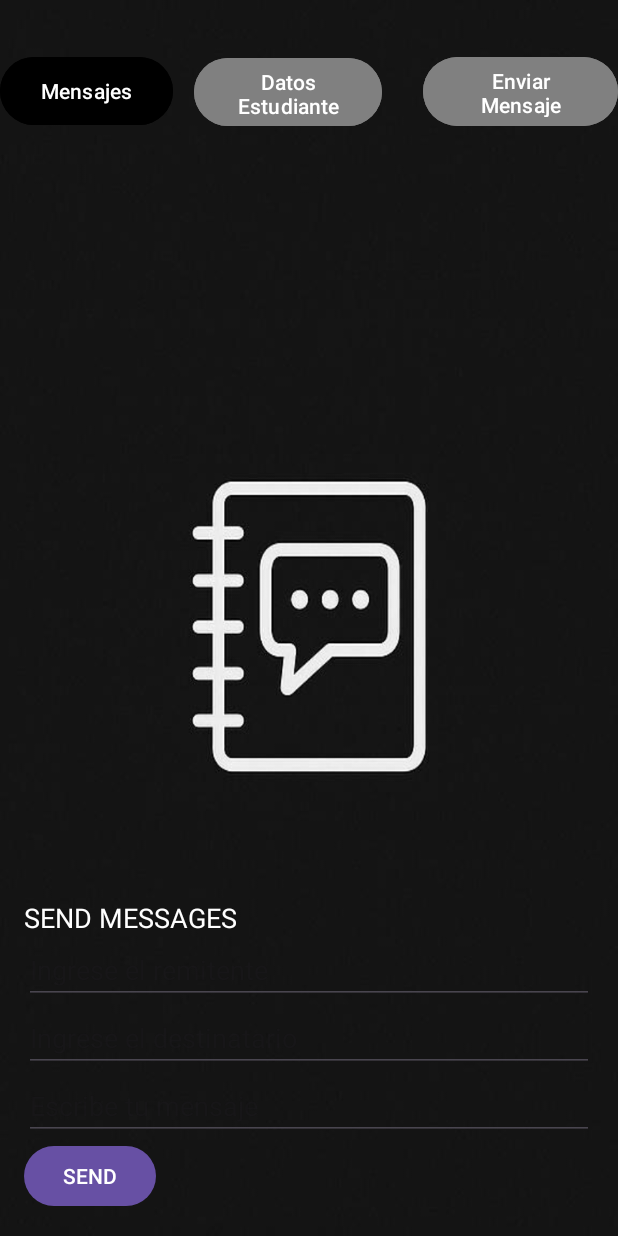
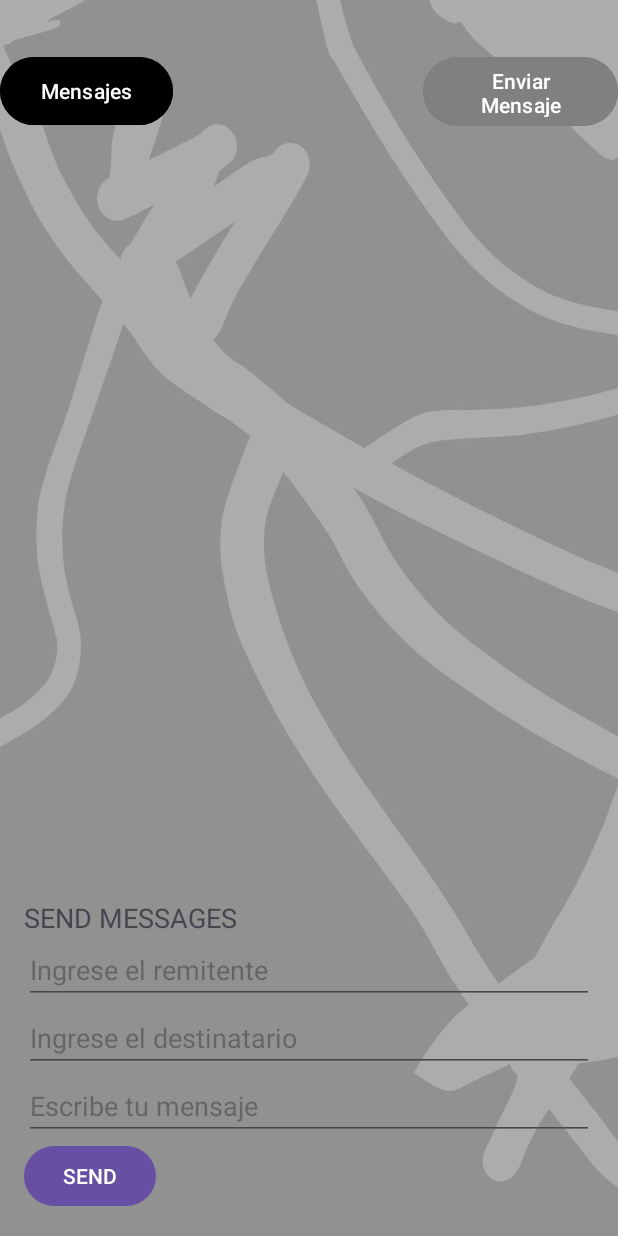
Before and after one commit to weoxz/proyecto-expo-t-cnica, an Android app: the AftherEverything screen opened directly, with no data from a screen before it, after a tap on "SEND", on a phone screen of 412 x 824 dp. Run offline under Robolectric (Android 15) with nearby library versions, the phone set to English and light mode, and no system bars; our stand-ins replace Volley; network calls fail; 1 statement that could not run was skipped; 3 other taps on this screen came first.

Commit message:
areglos generales y mejora de el url para su facilidad de cambio

```diff
--- a/app/loginscreen/src/main/java/com/example/loginscreen/AdminActivity.kt
+++ b/app/loginscreen/src/main/java/com/example/loginscreen/AdminActivity.kt
@@ -105,7 +105,7 @@ class AdminActivity : AppCompatActivity() {
     }
 
     fun ClickSendMesajes(view: View) {
-        val url = "http://192.168.100.130/android_mysql_proyectExpotecnica/enviar_mensaje.php"
+        val url = ApiConfig.BASE_URL + "enviar_mensaje.php"
         val queue = Volley.newRequestQueue(view.context)
 
         val resultadoPost = object : StringRequest(
@@ -155,7 +155,7 @@ class AdminActivity : AppCompatActivity() {
 
 
     private fun obtenerMensajesPendientes() {
-        val url = "http://192.168.100.130/android_mysql_proyectExpotecnica/obtener_mensajes_pendientes.php"
+        val url = ApiConfig.BASE_URL + "obtener_mensajes_pendientes.php"
         val request = StringRequest(Request.Method.GET, url,
             { response ->
                 val jsonArray = JSONArray(response)
--- a/app/loginscreen/src/main/java/com/example/loginscreen/AftherEverything.kt
+++ b/app/loginscreen/src/main/java/com/example/loginscreen/AftherEverything.kt
@@ -115,8 +115,7 @@ class AftherEverything : AppCompatActivity() {
     }
 
     private fun obtenerDatosEstudiante(idUsuario: String) {
-        val url =
-            "http://192.168.100.130/android_mysql_proyectExpotecnica/registro.php?id=$idUsuario"
+        val url = ApiConfig.BASE_URL + "registro.php?id=$idUsuario"
 
         val stringRequest = StringRequest(
             Request.Method.GET, url,
@@ -153,7 +152,7 @@ class AftherEverything : AppCompatActivity() {
     }
 
     fun ClickSendMesajes(view: View) {
-        val url = "http://192.168.100.130/android_mysql_proyectExpotecnica/enviar_mensaje.php"
+        val url = ApiConfig.BASE_URL + "enviar_mensaje.php"
         val queue = Volley.newRequestQueue(view.context)
 
         val sharedPref = getSharedPreferences("usuario_prefs", MODE_PRIVATE)
@@ -221,8 +220,7 @@ class AftherEverything : AppCompatActivity() {
     }
 
     private fun obtenerMensajes(nombre: String) {
-        val url =
-            "http://192.168.100.130/android_mysql_proyectExpotecnica/obtener_mensajes.php?destinatario=${
+        val url = ApiConfig.BASE_URL + "obtener_mensajes.php?destinatario=${
                 java.net.URLEncoder.encode(
                     nombre,
                     "UTF-8"
--- /dev/null
+++ b/app/loginscreen/src/main/java/com/example/loginscreen/ApiConfig.kt
@@ -0,0 +1,5 @@
+package com.example.loginscreen
+
+object ApiConfig {
+    const val BASE_URL = "http://192.168.100.130/android_mysql_proyectExpotecnica/"
+}
--- a/app/loginscreen/src/main/java/com/example/loginscreen/LoginScreen.kt
+++ b/app/loginscreen/src/main/java/com/example/loginscreen/LoginScreen.kt
@@ -18,7 +18,7 @@ class LoginScreen : AppCompatActivity() {
     private lateinit var btnLogin: MaterialButton
     private lateinit var btnIrRegistro: MaterialButton
 
-    private val url = "http://192.168.100.130/android_mysql_proyectExpotecnica/login.php"
+    private val url = ApiConfig.BASE_URL + "login.php"
 
     override fun onCreate(savedInstanceState: Bundle?) {
         super.onCreate(savedInstanceState)
--- a/app/loginscreen/src/main/java/com/example/loginscreen/ProfesorActividad.kt
+++ b/app/loginscreen/src/main/java/com/example/loginscreen/ProfesorActividad.kt
@@ -119,7 +119,7 @@ class ProfesorActividad : AppCompatActivity() {
     }
 
     fun ClickSendMesajes(view: View) {
-        val url = "http://192.168.100.130/android_mysql_proyectExpotecnica/enviar_mensaje.php"
+        val url = ApiConfig.BASE_URL + "enviar_mensaje.php"
         val queue = Volley.newRequestQueue(view.context)
 
         val resultadoPost = object : StringRequest(
@@ -166,8 +166,7 @@ class ProfesorActividad : AppCompatActivity() {
         queue.add(resultadoPost)
     }
     private fun obtenerMensajes(nombre: String) {
-        val url =
-            "http://192.168.100.130/android_mysql_proyectExpotecnica/obtener_mensajes.php?destinatario=${
+        val url = ApiConfig.BASE_URL + "obtener_mensajes.php?destinatario=${
                 java.net.URLEncoder.encode(
                     nombre,
                     "UTF-8"
--- a/app/loginscreen/src/main/java/com/example/loginscreen/ProfileOfStudents.kt
+++ b/app/loginscreen/src/main/java/com/example/loginscreen/ProfileOfStudents.kt
@@ -119,8 +119,7 @@ class ProfileOfStudents : AppCompatActivity() {
     }
 
     private fun obtenerDatosEstudiante(idUsuario: String) {
-        val url =
-            "http://192.168.100.130/android_mysql_proyectExpotecnica/registro.php?id=$idUsuario"
+        val url = ApiConfig.BASE_URL + "registro.php?id=$idUsuario"
 
         val stringRequest = StringRequest(
             Request.Method.GET, url,
@@ -161,7 +160,7 @@ class ProfileOfStudents : AppCompatActivity() {
         val nombreUsuario = sharedPref.getString("nombre_usuario", "")
 
         if (!nombreUsuario.isNullOrEmpty()) {
-            val url = "http://192.168.100.130/android_mysql_proyectExpotecnica/verificar_identidad.php?nombre=$nombreUsuario"
+            val url = ApiConfig.BASE_URL + "verificar_identidad.php?nombre=$nombreUsuario"
             val requestQueue = Volley.newRequestQueue(this)
 
             val request = StringRequest(
@@ -199,8 +198,7 @@ class ProfileOfStudents : AppCompatActivity() {
     }
 
     private fun obtenerMensajes(nombre: String) {
-        val url =
-            "http://192.168.100.130/android_mysql_proyectExpotecnica/obtener_mensajes.php?destinatario=${
+        val url = ApiConfig.BASE_URL + "obtener_mensajes.php?destinatario=${
                 java.net.URLEncoder.encode(
                     nombre,
                     "UTF-8"
--- a/app/loginscreen/src/main/java/com/example/loginscreen/ScreenAftherLog.kt
+++ b/app/loginscreen/src/main/java/com/example/loginscreen/ScreenAftherLog.kt
@@ -205,7 +205,7 @@ class ScreenAftherLog : AppCompatActivity() {
     }
 
     fun clickButtonUpdateDB(view: View) {
-        val url = "http://192.168.100.130/android_mysql_proyectExpotecnica/insertar_Estudiantes.php"
+        val url = ApiConfig.BASE_URL + "insertar_Estudiantes.php"
         val queue = Volley.newRequestQueue(this)
 
         val resultadoPost = object : StringRequest(
--- a/app/loginscreen/src/main/java/com/example/loginscreen/SecondSignScreen.kt
+++ b/app/loginscreen/src/main/java/com/example/loginscreen/SecondSignScreen.kt
@@ -47,7 +47,7 @@ class SecondSignScreen : AppCompatActivity() {
                 return@setOnClickListener
             }
 
-            val url = "http://192.168.100.130/android_mysql_proyectExpotecnica/registroLog.php"
+            val url = ApiConfig.BASE_URL + "registroLog.php"
 
             val stringRequest = object : StringRequest(
                 Method.POST, url,
--- a/app/loginscreen/src/main/res/layout/activity_afther_everything.xml
+++ b/app/loginscreen/src/main/res/layout/activity_afther_everything.xml
@@ -7,7 +7,7 @@
     android:layout_width="match_parent"
     android:layout_height="match_parent"
     tools:context=".AftherEverything"
-    android:background="@drawable/studentimagennn">
+    android:background="@drawable/loginscreeen">
 
     <!-- Botón Mensajes (posición original) -->
 
@@ -26,19 +26,6 @@
         app:layout_constraintVertical_bias="0.044" />
 
     <!-- Botón Datos Estudiante (posición original) -->
-    <Button
-        android:id="@+id/btnDatosEstudiante"
-        android:layout_width="125dp"
-        android:layout_height="53dp"
-        android:backgroundTint="@color/gray"
-        android:text="Datos Estudiante"
-        android:textColor="@color/white"
-        app:layout_constraintBottom_toBottomOf="parent"
-        app:layout_constraintEnd_toEndOf="parent"
-        app:layout_constraintHorizontal_bias="0.451"
-        app:layout_constraintStart_toStartOf="parent"
-        app:layout_constraintTop_toTopOf="parent"
-        app:layout_constraintVertical_bias="0.045" />
 
     <!-- Botón Enviar Mensaje (posición original) -->
     <Button
@@ -63,8 +50,6 @@
         android:visibility="visible"
         app:layout_constraintBottom_toBottomOf="parent"
         app:layout_constraintEnd_toEndOf="parent"
-        android:textColor="@color/white"
-
         app:layout_constraintStart_toStartOf="parent"
         app:layout_constraintTop_toBottomOf="@+id/btnEnviarMensaje">
 
@@ -74,16 +59,12 @@
 
             <LinearLayout
                 android:layout_width="match_parent"
-                android:textColor="@color/white"
-
                 android:layout_height="match_parent"
                 android:orientation="vertical">
 
                 <androidx.recyclerview.widget.RecyclerView
                     android:id="@+id/recyclerMensajes"
                     android:layout_width="match_parent"
-                    android:textColor="@color/white"
-
                     android:layout_height="534dp"
                     android:padding="16dp"
                     android:scrollbars="vertical">
@@ -97,79 +78,9 @@
 
 
     <FrameLayout
-        android:id="@+id/contenedorDatos"
-        android:layout_width="416dp"
-        android:layout_height="626dp"
-        android:visibility="gone"
-        app:layout_constraintBottom_toBottomOf="parent"
-        app:layout_constraintEnd_toEndOf="parent"
-        app:layout_constraintStart_toStartOf="parent">
-
-        <!-- Contenido de Datos Estudiante -->
-        <LinearLayout
-            android:layout_width="match_parent"
-            android:layout_height="wrap_content"
-            android:orientation="vertical"
-            android:padding="16dp"
-            tools:ignore="MissingConstraints">
-
-            <TextView
-                android:layout_width="match_parent"
-                android:layout_height="wrap_content"
-                android:textColor="@color/white"
-
-                android:text="STUDENT DATA"
-                android:textSize="18sp" />
-
-            <TextView
-                android:id="@+id/NomText"
-                android:layout_width="match_parent"
-                android:layout_height="wrap_content"
-                android:textColor="@color/white"
-
-                android:text="NOMBRE:" />
-
-            <TextView
-                android:id="@+id/numTextcedu"
-                android:layout_width="match_parent"
-                android:layout_height="wrap_content"
-                android:textColor="@color/white"
-
-                android:text="NUMERO DE CEDULA:" />
-
-            <TextView
-                android:id="@+id/numTeltext"
-                android:layout_width="match_parent"
-                android:layout_height="wrap_content"
-                android:textColor="@color/white"
-
-                android:text="NUMERO TELEFONICO:" />
-
-            <TextView
-                android:id="@+id/seccText"
-                android:layout_width="match_parent"
-                android:layout_height="wrap_content"
-                android:textColor="@color/white"
-
-                android:text="SECCIÓN:" />
-
-            <TextView
-                android:id="@+id/gradoText"
-                android:layout_width="match_parent"
-                android:textColor="@color/white"
-
-                android:layout_height="wrap_content"
-                android:text="GRADO:" />
-        </LinearLayout>
-    </FrameLayout>
-
-
-    <FrameLayout
         android:id="@+id/contenedorEnviar"
         android:layout_width="match_parent"
         android:layout_height="0dp"
-        android:textColor="@color/white"
-
         android:visibility="gone"
         app:layout_constraintBottom_toBottomOf="parent"
         app:layout_constraintEnd_toEndOf="parent"
@@ -185,8 +96,6 @@
             <TextView
                 android:layout_width="match_parent"
                 android:layout_height="wrap_content"
-                android:textColor="@color/white"
-
                 android:text="SEND MESSAGES"
                 android:textSize="18sp" />
 
@@ -194,15 +103,11 @@
                 android:id="@+id/remitnete"
                 android:layout_width="match_parent"
                 android:layout_height="wrap_content"
-                android:textColor="@color/white"
-
                 android:hint="Ingrese el remitente" />
 
             <EditText
                 android:id="@+id/destinatario"
                 android:layout_width="match_parent"
-                android:textColor="@color/white"
-
                 android:layout_height="wrap_content"
                 android:hint="Ingrese el destinatario" />
 
@@ -210,15 +115,11 @@
                 android:id="@+id/mensaje"
                 android:layout_width="match_parent"
                 android:layout_height="wrap_content"
-                android:textColor="@color/white"
-
                 android:hint="Escribe tu mensaje" />
 
             <Button
                 android:id="@+id/send_mensaje"
                 android:layout_width="wrap_content"
-                android:textColor="@color/white"
-
                 android:layout_height="wrap_content"
                 android:onClick="ClickSendMesajes"
                 android:text="SEND" />
```
